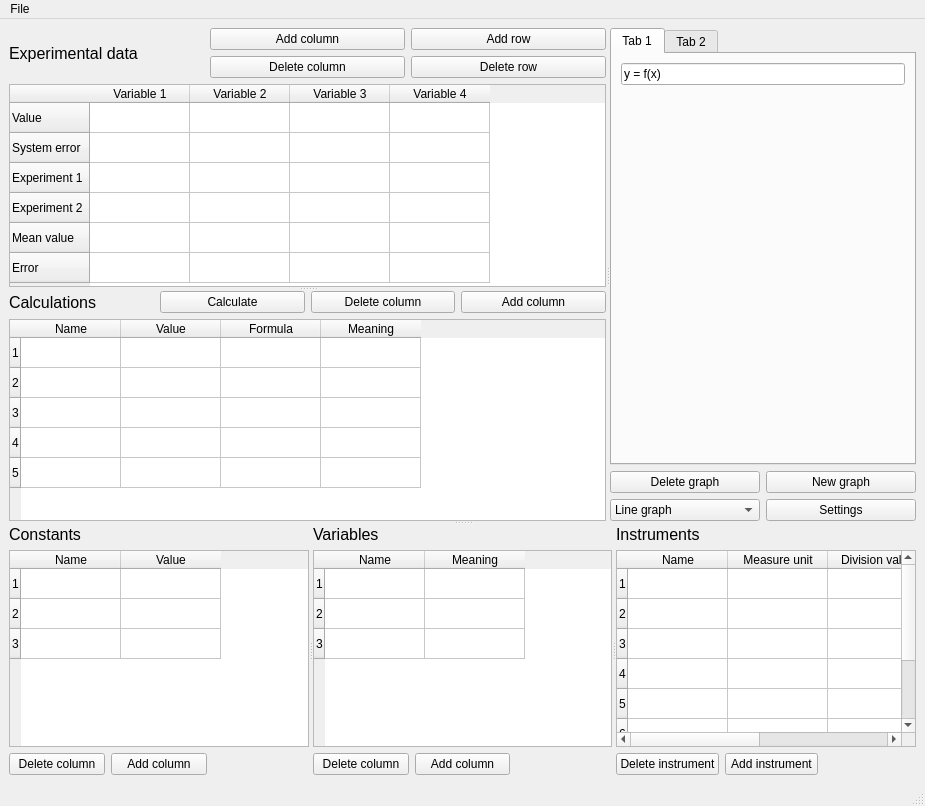
This is mainwindow.ui in Kirikus/Experiments-2026S-CPP as Qt 5 draws it before an edit. The edited form follows.
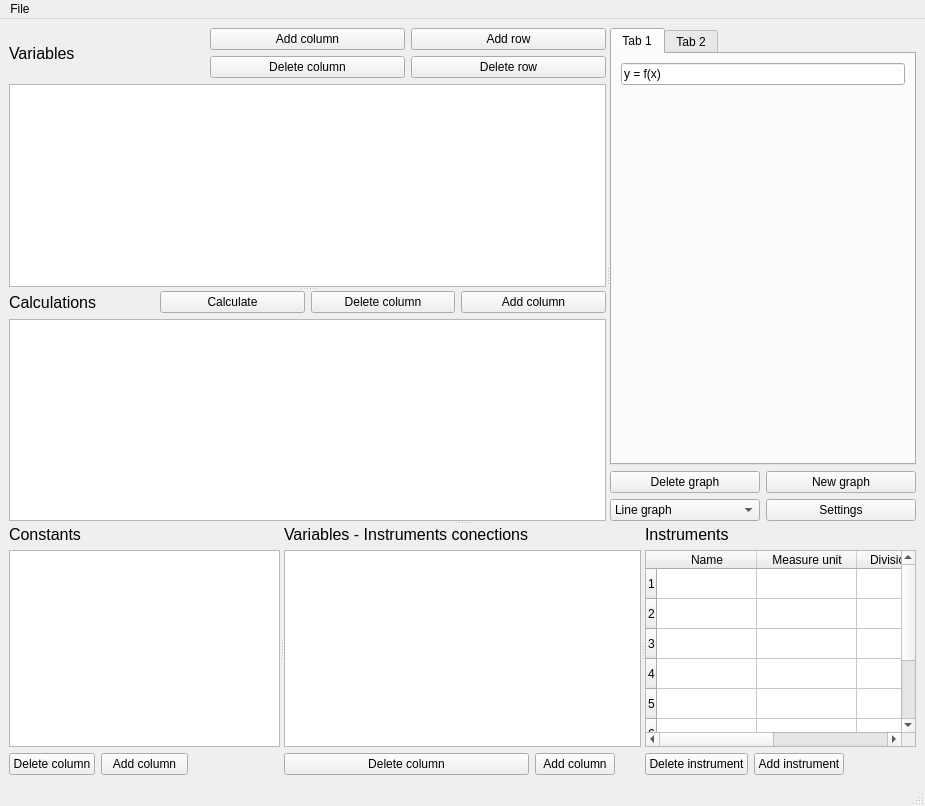
This is the edited form.

The edit to the form file:
```diff
--- a/mainwindow.ui
+++ b/mainwindow.ui
@@ -45,7 +45,7 @@
              </font>
             </property>
             <property name="text">
-             <string>Experimental data</string>
+             <string>Variables</string>
             </property>
            </widget>
           </item>
@@ -71,57 +71,7 @@
            </widget>
           </item>
           <item row="2" column="0" colspan="3">
-           <widget class="QTableWidget" name="ExperimentTable">
-            <row>
-             <property name="text">
-              <string>Value</string>
-             </property>
-            </row>
-            <row>
-             <property name="text">
-              <string>System error</string>
-             </property>
-            </row>
-            <row>
-             <property name="text">
-              <string>Experiment 1</string>
-             </property>
-            </row>
-            <row>
-             <property name="text">
-              <string>Experiment 2</string>
-             </property>
-            </row>
-            <row>
-             <property name="text">
-              <string>Mean value</string>
-             </property>
-            </row>
-            <row>
-             <property name="text">
-              <string>Error</string>
-             </property>
-            </row>
-            <column>
-             <property name="text">
-              <string>Variable 1</string>
-             </property>
-            </column>
-            <column>
-             <property name="text">
-              <string>Variable 2</string>
-             </property>
-            </column>
-            <column>
-             <property name="text">
-              <string>Variable 3</string>
-             </property>
-            </column>
-            <column>
-             <property name="text">
-              <string>Variable 4</string>
-             </property>
-            </column>
+           <widget class="QTableView" name="VariablesTable">
            </widget>
           </item>
          </layout>
@@ -141,7 +91,7 @@
            </widget>
           </item>
           <item row="1" column="0" colspan="4">
-           <widget class="QTableWidget" name="CalculationsTable">
+           <widget class="QTableView" name="CalculationsTable">
             <row>
              <property name="text">
               <string>1</string>
@@ -330,32 +280,7 @@
        <widget class="QWidget" name="layoutWidget">
         <layout class="QGridLayout" name="Constants">
          <item row="1" column="0" colspan="3">
-          <widget class="QTableWidget" name="ConstantsTable">
-           <row>
-            <property name="text">
-             <string>1</string>
-            </property>
-           </row>
-           <row>
-            <property name="text">
-             <string>2</string>
-            </property>
-           </row>
-           <row>
-            <property name="text">
-             <string>3</string>
-            </property>
-           </row>
-           <column>
-            <property name="text">
-             <string>Name</string>
-            </property>
-           </column>
-           <column>
-            <property name="text">
-             <string>Value</string>
-            </property>
-           </column>
+          <widget class="QTableView" name="ConstantsTable">
           </widget>
          </item>
          <item row="0" column="0">
@@ -396,37 +321,12 @@
             </font>
            </property>
            <property name="text">
-            <string>Variables</string>
+            <string>Variables - Instruments conections</string>
            </property>
           </widget>
          </item>
          <item row="1" column="0" colspan="3">
-          <widget class="QTableWidget" name="VariablesTable">
-           <row>
-            <property name="text">
-             <string>1</string>
-            </property>
-           </row>
-           <row>
-            <property name="text">
-             <string>2</string>
-            </property>
-           </row>
-           <row>
-            <property name="text">
-             <string>3</string>
-            </property>
-           </row>
-           <column>
-            <property name="text">
-             <string>Name</string>
-            </property>
-           </column>
-           <column>
-            <property name="text">
-             <string>Meaning</string>
-            </property>
-           </column>
+          <widget class="QTableView" name="InstrumentsConnectionsTable">
           </widget>
          </item>
          <item row="2" column="0">
```
